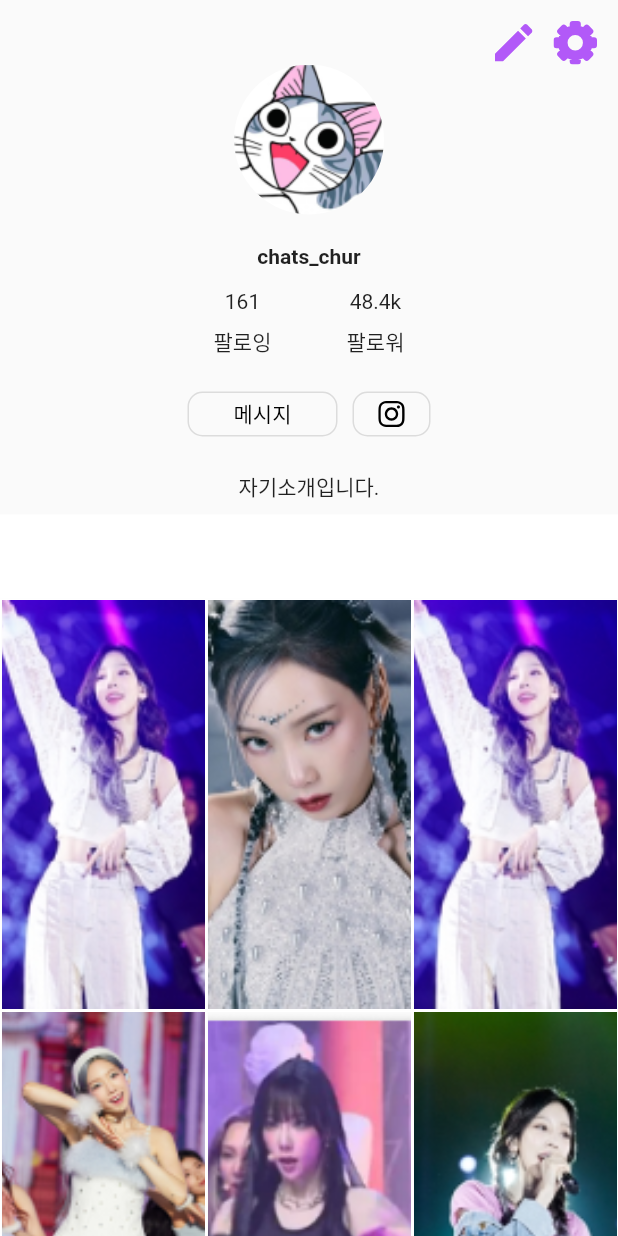
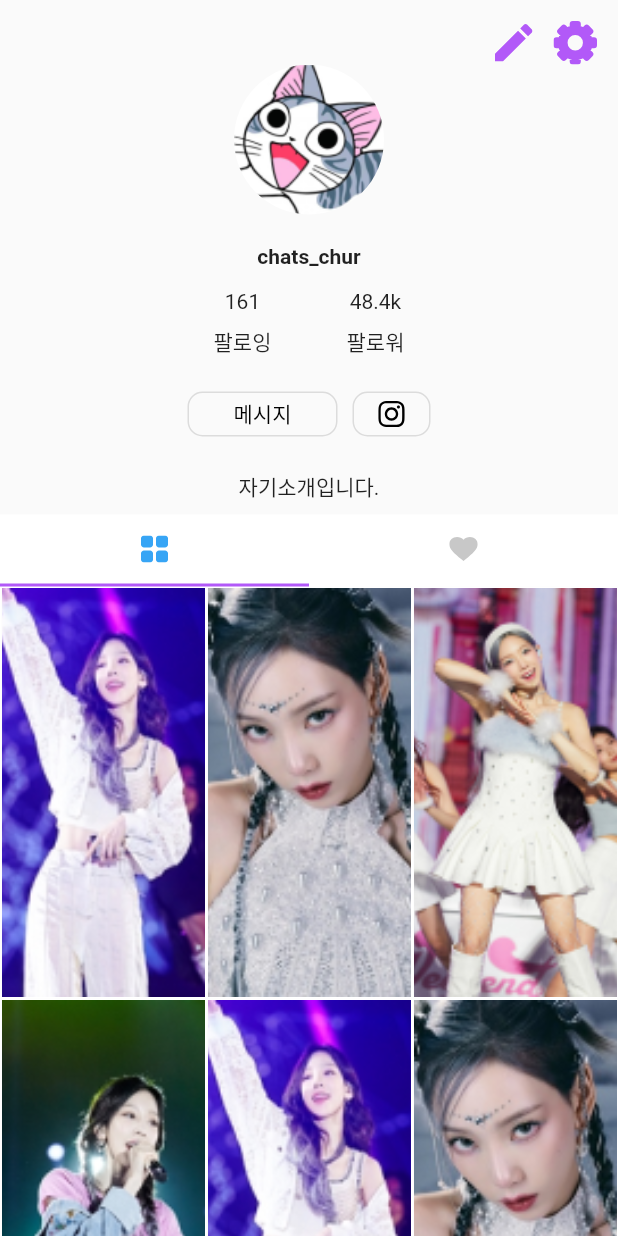
Before and after one commit to 2023-HATCH/hatch-flutter-app-2023, a Flutter app: the ProfileScreen widget shown alone on an empty page, opened directly, on a phone screen of 412 x 824 dp. Run offline on Flutter 3.47's test engine with Material 2 defaults, Android fonts, the phone set to English and light mode, and no system bars; our stand-ins replace animated_bottom_navigation_bar, audioplayers, camera, dio, flutter_secure_storage, flutter_spinkit and 3 more; missing offline and left inert: audio_session, google_mlkit_commons, google_mlkit_pose_detection, kakao_flutter_sdk_user; accounts and stored records are empty; network calls fail; Roboto replaces fonts that are missing (GmarketSans); project files that could hold a hidden picture were left out.

Commit message:
:art: [ui] 프로필 페이지 UI 완성 (HH-218)

```diff
--- a/lib/ui/screen/profile_screen.dart
+++ b/lib/ui/screen/profile_screen.dart
@@ -1,5 +1,6 @@
 import 'package:flutter/material.dart';
 import 'package:flutter_svg/flutter_svg.dart';
+import 'package:pocket_pose/config/app_color.dart';
 import 'package:pocket_pose/data/local/provider/auth_provider.dart';
 import 'package:pocket_pose/ui/widget/profile/profile_infomation_widget.dart';
 
@@ -14,119 +15,135 @@ class _ProfileScreenState extends State<ProfileScreen>
     with SingleTickerProviderStateMixin {
   late AuthProvider authProvider;
 
-  final List<String> _videoImagePath = [
+  final List<String> _videoImagePath1 = [
+    "profile_video_0",
+    "profile_video_1",
+    "profile_video_3",
+    "profile_video_5",
     "profile_video_0",
     "profile_video_1",
     "profile_video_2",
     "profile_video_3",
-    "profile_video_4",
     "profile_video_5",
-    "profile_video_6",
-    "profile_video_7",
-    "profile_video_8",
-    "profile_video_9",
-    "profile_video_10",
-    "profile_video_11",
     "profile_video_0",
     "profile_video_1",
     "profile_video_2",
     "profile_video_3",
-    "profile_video_4",
     "profile_video_5",
-    "profile_video_6",
-    "profile_video_7",
-    "profile_video_8",
-    "profile_video_9",
-    "profile_video_10",
-    "profile_video_11",
     "profile_video_0",
     "profile_video_1",
     "profile_video_2",
     "profile_video_3",
-    "profile_video_4",
     "profile_video_5",
-    "profile_video_6",
-    "profile_video_7",
+  ];
+
+  final List<String> _videoImagePath2 = [
     "profile_video_8",
-    "profile_video_9",
     "profile_video_10",
     "profile_video_11",
-    "profile_video_0",
-    "profile_video_1",
-    "profile_video_2",
-    "profile_video_3",
-    "profile_video_4",
-    "profile_video_5",
     "profile_video_6",
-    "profile_video_7",
-    "profile_video_8",
-    "profile_video_9",
-    "profile_video_10",
-    "profile_video_11",
   ];
+
+  late TabController _tabController;
+
+  @override
+  void initState() {
+    super.initState();
+    _tabController = TabController(length: 2, vsync: this);
+  }
+
+  @override
+  void dispose() {
+    _tabController.dispose();
+    super.dispose();
+  }
+
   @override
   Widget build(BuildContext context) {
-    return Scaffold(
-      body: SafeArea(
+    return SafeArea(
       child: CustomScrollView(
         slivers: <Widget>[
-            SliverList(
-              delegate: SliverChildBuilderDelegate(
-                  (context, index) => Container(
+          SliverToBoxAdapter(
+            child: Container(
               child: Column(
                 children: [
                   Row(
                     mainAxisAlignment: MainAxisAlignment.end,
                     children: [
                       Container(
-                                    margin:
-                                        const EdgeInsets.fromLTRB(0, 14, 14, 0),
+                        margin: const EdgeInsets.fromLTRB(0, 14, 14, 0),
                         child: SvgPicture.asset(
-                                        'assets/icons/ic_profile_edit.svg')),
+                            'assets/icons/ic_profile_edit.svg'),
+                      ),
                       Container(
-                                    margin:
-                                        const EdgeInsets.fromLTRB(0, 14, 14, 0),
+                        margin: const EdgeInsets.fromLTRB(0, 14, 14, 0),
                         child: SvgPicture.asset(
-                                        'assets/icons/ic_profile_setting.svg')),
+                            'assets/icons/ic_profile_setting.svg'),
+                      ),
                     ],
                   ),
                   ProfileInfomationWidget(),
                 ],
               ),
             ),
-                  childCount: 1),
           ),
-            const SliverAppBar(
+          SliverAppBar(
             pinned: true,
             backgroundColor: Colors.white,
-              title: Row(
-                mainAxisAlignment: MainAxisAlignment.spaceEvenly,
-                mainAxisSize: MainAxisSize.max,
-                children: <Widget>[
-                  Icon(Icons.dashboard),
-                  Icon(Icons.tv),
-                  Icon(Icons.person),
+            //foregroundColor: Colors.black87,
+            toolbarHeight: 0,
+            bottom: TabBar(
+              controller: _tabController,
+              tabs: [
+                Tab(
+                  icon: _tabController.index == 0
+                      ? SvgPicture.asset(
+                          'assets/icons/ic_profile_list_select.svg')
+                      : SvgPicture.asset(
+                          'assets/icons/ic_profile_list_unselect.svg'),
+                ),
+                Tab(
+                  icon: _tabController.index == 1
+                      ? SvgPicture.asset(
+                          'assets/icons/ic_profile_heart_select.svg')
+                      : SvgPicture.asset(
+                          'assets/icons/ic_profile_heart_unselect.svg'),
+                ),
               ],
+              indicator: BoxDecoration(
+                border: Border(
+                  bottom: BorderSide(
+                    color: AppColor.purpleColor, // 선택된 탭의 줄 색상
+                    width: 2.0, // 선택된 탭의 줄 두께
                   ),
                 ),
-            // SliverAnimatedList(
-            //   itemBuilder: (_, index, ___) {
-            //     return ListTile(
-            //       title: Text(index.toString()),
-            //     );
-            //   },
-            //   initialItemCount: 100,
-            // ),
-            SliverAnimatedGrid(
-              initialItemCount: _videoImagePath.length,
+              ),
+              onTap: (index) {
+                debugPrint("Selected Tab: $index");
+                setState(() {}); // Rebuild the widget when tab is selected
+              },
+            ),
+          ),
+          if (_tabController.index == 0) // Check if Tab 2 is selected
+            SliverGrid(
               gridDelegate: SliverGridDelegateWithFixedCrossAxisCount(
                 crossAxisCount: 3,
                 childAspectRatio: MediaQuery.of(context).size.width /
-                    (MediaQuery.of(context).size.height),
+                    MediaQuery.of(context).size.height,
               ),
-              itemBuilder: (context, index, animation) {
+              delegate: SliverChildBuilderDelegate(
+                (BuildContext context, int index) {
+                  return AnimatedBuilder(
+                    animation: _tabController.animation!,
+                    builder: (context, child) {
+                      final animation = _tabController.animation!;
                       return ScaleTransition(
-                  scale: animation,
+                        scale: Tween<double>(begin: 1.0, end: 0.0).animate(
+                          CurvedAnimation(
+                            parent: animation,
+                            curve: Curves.easeInOutQuart,
+                          ),
+                        ),
                         child: Container(
                           decoration: BoxDecoration(
                             border: Border.all(
@@ -135,17 +152,60 @@ class _ProfileScreenState extends State<ProfileScreen>
                             ),
                           ),
                           child: Image.asset(
-                      "assets/images/${_videoImagePath[index]}.png",
+                            "assets/images/${_videoImagePath1[index]}.png",
                             fit: BoxFit.cover,
                           ),
                         ),
                       );
                     },
+                  );
+                },
+                childCount: _videoImagePath1.length,
+              ),
+            ),
+          if (_tabController.index == 1) // Check if Tab 2 is selected
+            SliverGrid(
+              gridDelegate: SliverGridDelegateWithFixedCrossAxisCount(
+                crossAxisCount: 3,
+                childAspectRatio: MediaQuery.of(context).size.width /
+                    MediaQuery.of(context).size.height,
+              ),
+              delegate: SliverChildBuilderDelegate(
+                (BuildContext context, int index) {
+                  return AnimatedBuilder(
+                    animation: _tabController.animation!,
+                    builder: (context, child) {
+                      final animation = _tabController.animation!;
+                      return ScaleTransition(
+                        scale: Tween<double>(begin: 0.0, end: 1.0).animate(
+                          CurvedAnimation(
+                            parent: animation,
+                            curve: Curves.easeInOutQuart,
+                          ),
+                        ),
+                        child: Container(
+                          decoration: BoxDecoration(
+                            border: Border.all(
+                              color: Colors.white,
+                              width: 1,
+                            ),
+                          ),
+                          child: Image.asset(
+                            "assets/images/${_videoImagePath2[index]}.png",
+                            fit: BoxFit.cover,
+                          ),
+                        ),
+                      );
+                    },
+                  );
+                },
+                childCount: _videoImagePath2.length,
+              ),
             ),
         ],
       ),
-      ),
     );
+  }
 }
 
   // @override
@@ -183,4 +243,3 @@ class _ProfileScreenState extends State<ProfileScreen>
   //       //토큰이 존재하지 않는 경우
   //       : const NotLoginWidget();
   // }
-}
```
Also changed, not shown: lib/ui/screen/NestedScrollViewExample.dart (added, +342 -0 lines). Lines whose indentation alone changed are shown as unchanged.
